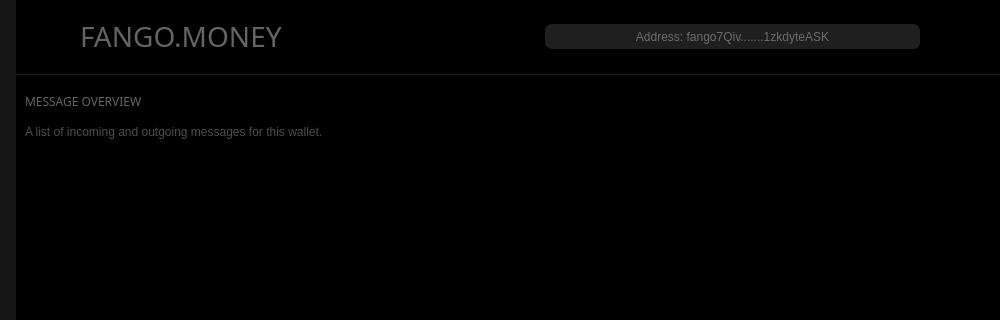
Old version of the form src/gui/ui/overviewframe.ui in the repository FandomGold/FANGO-wallet; both pictures show x 184 to 1184 and y 0 to 320 of the 1270 by 650 pixel window.
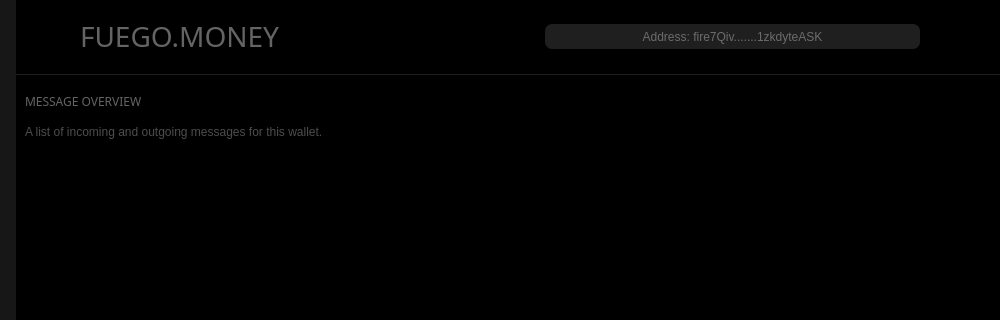
New version of the form. Icons and pictures are not drawn.

```diff
--- a/src/gui/ui/overviewframe.ui
+++ b/src/gui/ui/overviewframe.ui
@@ -6374,7 +6374,7 @@
 </string>
            </property>
            <property name="text">
-            <string>&lt;html&gt;&lt;head/&gt;&lt;body&gt;&lt;p&gt;FANGO.MONEY&lt;/p&gt;&lt;/body&gt;&lt;/html&gt;</string>
+            <string>&lt;html&gt;&lt;head/&gt;&lt;body&gt;&lt;p&gt;FUEGO.MONEY&lt;/p&gt;&lt;/body&gt;&lt;/html&gt;</string>
            </property>
           </widget>
          </item>
@@ -6418,7 +6418,7 @@
 QToolTip { color: #eeeeee; background-color: #000000; border: 0px; padding: 8px;}</string>
            </property>
            <property name="text">
-            <string notr="true">Address: fango7Qiv.......1zkdyteASK</string>
+            <string notr="true">Address: fire7Qiv.......1zkdyteASK</string>
            </property>
            <property name="checkable">
             <bool>false</bool>
```
Left out of the diff: 10 changed lines with no effect on the pictures.
